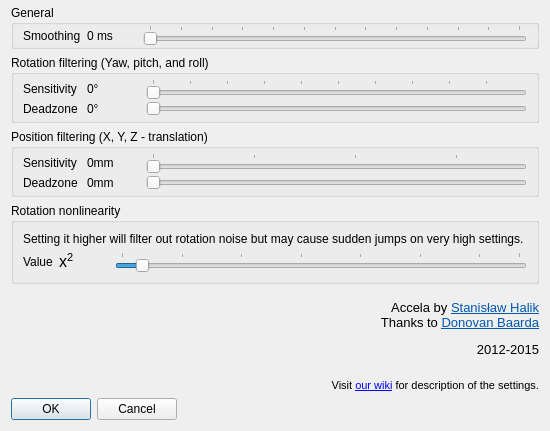
First picture: the form in filter-accela/ftnoir_accela_filtercontrols.ui, repository opentrack/opentrack, before the edit.
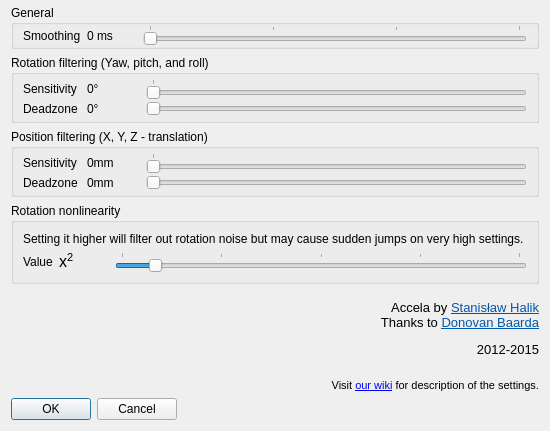
Second picture: the form after the edit. Icons and pictures are not drawn.

Commit message:
filter/accela: don't allow for very high values on the slider
I already backed off a similar change months ago. But after
giving it some thought, if you need an absurd amount of
filtering then something must be wrong with your tracker setup.

The edit to the form file:
```diff
--- a/filter-accela/ftnoir_accela_filtercontrols.ui
+++ b/filter-accela/ftnoir_accela_filtercontrols.ui
@@ -80,7 +80,7 @@
          <number>0</number>
         </property>
         <property name="maximum">
-         <number>60</number>
+         <number>15</number>
         </property>
         <property name="pageStep">
          <number>3</number>
@@ -197,7 +197,7 @@
          <number>0</number>
         </property>
         <property name="maximum">
-         <number>145</number>
+         <number>29</number>
         </property>
         <property name="pageStep">
          <number>15</number>
@@ -278,10 +278,10 @@
          <number>0</number>
         </property>
         <property name="maximum">
-         <number>495</number>
+         <number>38</number>
         </property>
         <property name="pageStep">
-         <number>15</number>
+         <number>5</number>
         </property>
         <property name="orientation">
          <enum>Qt::Horizontal</enum>
@@ -416,7 +416,7 @@
             <number>0</number>
            </property>
            <property name="maximum">
-            <number>20</number>
+            <number>12</number>
            </property>
            <property name="pageStep">
             <number>2</number>
```
Left out of the diff: 4 changed lines with no effect on the pictures. The commit also changes 1 other file.
